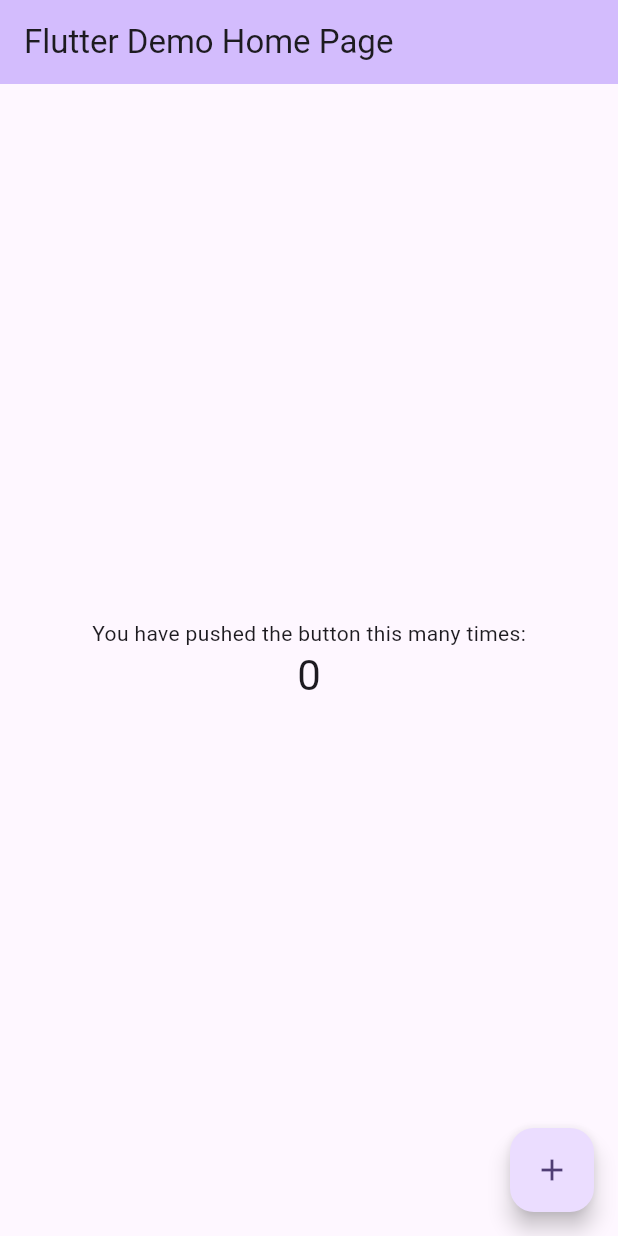
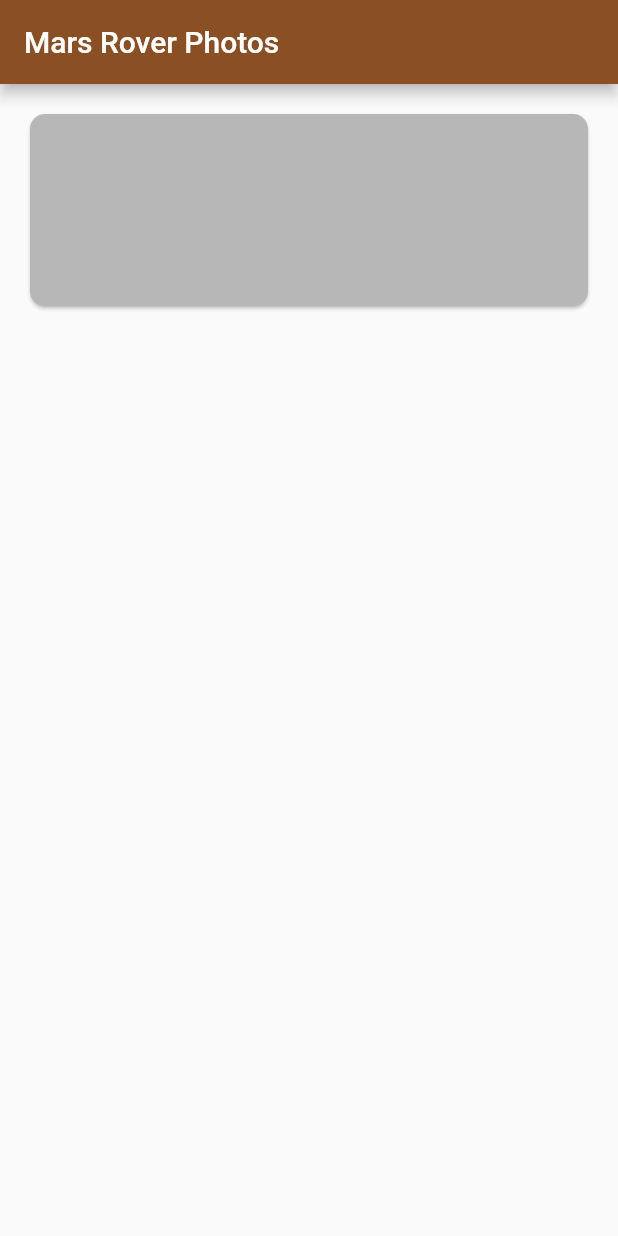
Before and after one commit to Stephane0713/nasa_app, a Flutter app: the screen it shows after launch, on a phone screen of 412 x 824 dp. Run offline on Flutter 3.47's test engine with Material 3 defaults, Android fonts, the phone set to English and light mode, and no system bars.

Commit message:
mise en place homepage

```diff
--- /dev/null
+++ b/lib/api_key.dart
@@ -0,0 +1 @@
+const apiKey = "1aae0290d5c4cb377e9cd83395c1914a";
--- /dev/null
+++ b/lib/home_page.dart
@@ -0,0 +1,52 @@
+import 'package:flutter/material.dart';
+
+class HomePage extends StatefulWidget {
+  const HomePage({super.key});
+
+  @override
+  HomePageState createState() => HomePageState();
+}
+
+class HomePageState extends State<HomePage> {
+  @override
+  void initState() {
+    super.initState();
+  }
+
+  @override
+  Widget build(BuildContext context) {
+    return Scaffold(
+      appBar: AppBar(
+        title: const Text('Mars Rover Photos'),
+      ),
+      body: SingleChildScrollView(
+        padding: const EdgeInsets.all(16.0),
+        child: Column(
+          crossAxisAlignment: CrossAxisAlignment.stretch,
+          children: <Widget>[
+            Card(
+              color: Color.fromARGB(255, 183, 183, 183),
+              shape: RoundedRectangleBorder(
+                borderRadius: BorderRadius.circular(10.0),
+              ),
+              child: Padding(
+                padding: const EdgeInsets.all(16.0),
+                child: Column(
+                  crossAxisAlignment: CrossAxisAlignment.center,
+                  children: <Widget>[
+                    Text(''),
+                    Text(''),
+                    Text(''),
+                    Text(''),
+                    Text(''),
+                    Text(''),
+                  ],
+                ),
+              ),
+            ),
+          ],
+        ),
+      ),
+    );
+  }
+}
--- a/lib/main.dart
+++ b/lib/main.dart
@@ -1,4 +1,5 @@
 import 'package:flutter/material.dart';
+import 'package:nasa_app/home_page.dart';
 
 void main() {
   runApp(const MyApp());
@@ -11,115 +12,14 @@ class MyApp extends StatelessWidget {
   @override
   Widget build(BuildContext context) {
     return MaterialApp(
-      title: 'Flutter Demo',
+      debugShowCheckedModeBanner: false,
+      title: 'TP Final',
       theme: ThemeData(
-        // This is the theme of your application.
-        //
-        // TRY THIS: Try running your application with "flutter run". You'll see
-        // the application has a purple toolbar. Then, without quitting the app,
-        // try changing the seedColor in the colorScheme below to Colors.green
-        // and then invoke "hot reload" (save your changes or press the "hot
-        // reload" button in a Flutter-supported IDE, or press "r" if you used
-        // the command line to start the app).
-        //
-        // Notice that the counter didn't reset back to zero; the application
-        // state is not lost during the reload. To reset the state, use hot
-        // restart instead.
-        //
-        // This works for code too, not just values: Most code changes can be
-        // tested with just a hot reload.
-        colorScheme: ColorScheme.fromSeed(seedColor: Colors.deepPurple),
-        useMaterial3: true,
+        colorScheme:
+            ColorScheme.fromSeed(seedColor: Color.fromARGB(255, 255, 190, 149)),
+        useMaterial3: false,
       ),
-      home: const MyHomePage(title: 'Flutter Demo Home Page'),
+      home: const HomePage(),
     );
   }
 }
-
-class MyHomePage extends StatefulWidget {
-  const MyHomePage({super.key, required this.title});
-
-  // This widget is the home page of your application. It is stateful, meaning
-  // that it has a State object (defined below) that contains fields that affect
-  // how it looks.
-
-  // This class is the configuration for the state. It holds the values (in this
-  // case the title) provided by the parent (in this case the App widget) and
-  // used by the build method of the State. Fields in a Widget subclass are
-  // always marked "final".
-
-  final String title;
-
-  @override
-  State<MyHomePage> createState() => _MyHomePageState();
-}
-
-class _MyHomePageState extends State<MyHomePage> {
-  int _counter = 0;
-
-  void _incrementCounter() {
-    setState(() {
-      // This call to setState tells the Flutter framework that something has
-      // changed in this State, which causes it to rerun the build method below
-      // so that the display can reflect the updated values. If we changed
-      // _counter without calling setState(), then the build method would not be
-      // called again, and so nothing would appear to happen.
-      _counter++;
-    });
-  }
-
-  @override
-  Widget build(BuildContext context) {
-    // This method is rerun every time setState is called, for instance as done
-    // by the _incrementCounter method above.
-    //
-    // The Flutter framework has been optimized to make rerunning build methods
-    // fast, so that you can just rebuild anything that needs updating rather
-    // than having to individually change instances of widgets.
-    return Scaffold(
-      appBar: AppBar(
-        // TRY THIS: Try changing the color here to a specific color (to
-        // Colors.amber, perhaps?) and trigger a hot reload to see the AppBar
-        // change color while the other colors stay the same.
-        backgroundColor: Theme.of(context).colorScheme.inversePrimary,
-        // Here we take the value from the MyHomePage object that was created by
-        // the App.build method, and use it to set our appbar title.
-        title: Text(widget.title),
-      ),
-      body: Center(
-        // Center is a layout widget. It takes a single child and positions it
-        // in the middle of the parent.
-        child: Column(
-          // Column is also a layout widget. It takes a list of children and
-          // arranges them vertically. By default, it sizes itself to fit its
-          // children horizontally, and tries to be as tall as its parent.
-          //
-          // Column has various properties to control how it sizes itself and
-          // how it positions its children. Here we use mainAxisAlignment to
-          // center the children vertically; the main axis here is the vertical
-          // axis because Columns are vertical (the cross axis would be
-          // horizontal).
-          //
-          // TRY THIS: Invoke "debug painting" (choose the "Toggle Debug Paint"
-          // action in the IDE, or press "p" in the console), to see the
-          // wireframe for each widget.
-          mainAxisAlignment: MainAxisAlignment.center,
-          children: <Widget>[
-            const Text(
-              'You have pushed the button this many times:',
-            ),
-            Text(
-              '$_counter',
-              style: Theme.of(context).textTheme.headlineMedium,
-            ),
-          ],
-        ),
-      ),
-      floatingActionButton: FloatingActionButton(
-        onPressed: _incrementCounter,
-        tooltip: 'Increment',
-        child: const Icon(Icons.add),
-      ), // This trailing comma makes auto-formatting nicer for build methods.
-    );
-  }
-}
```
